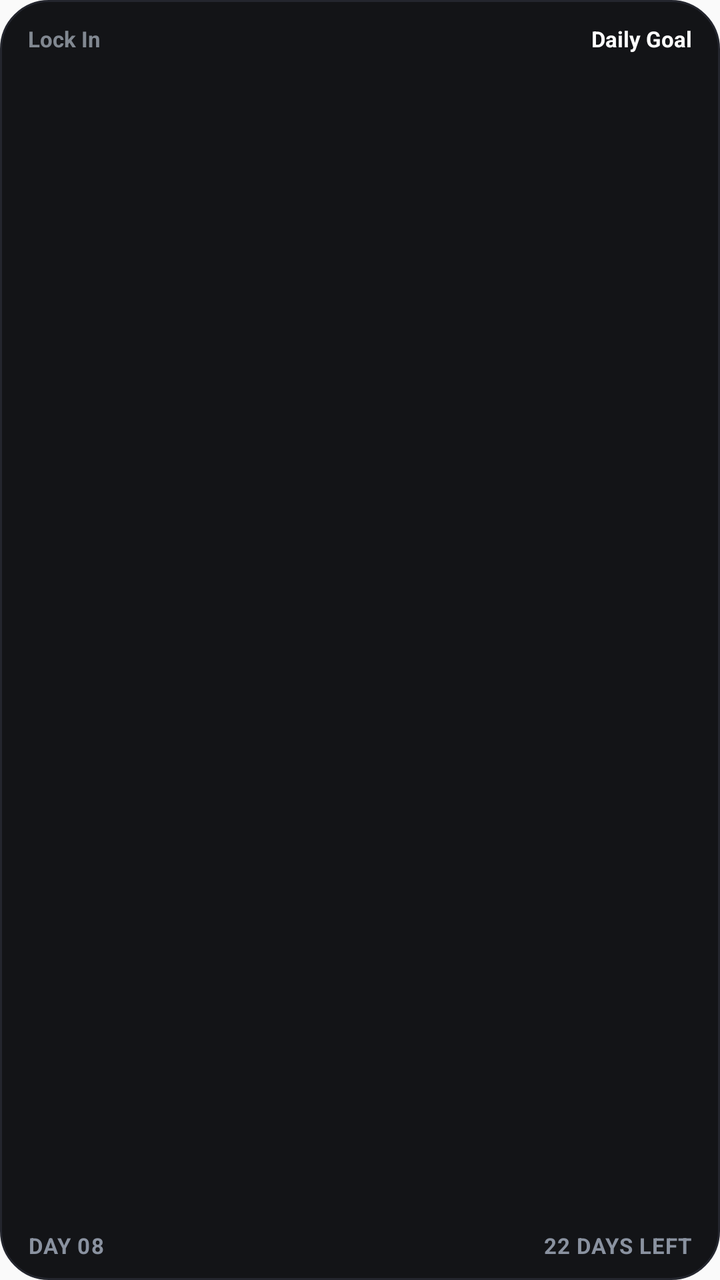
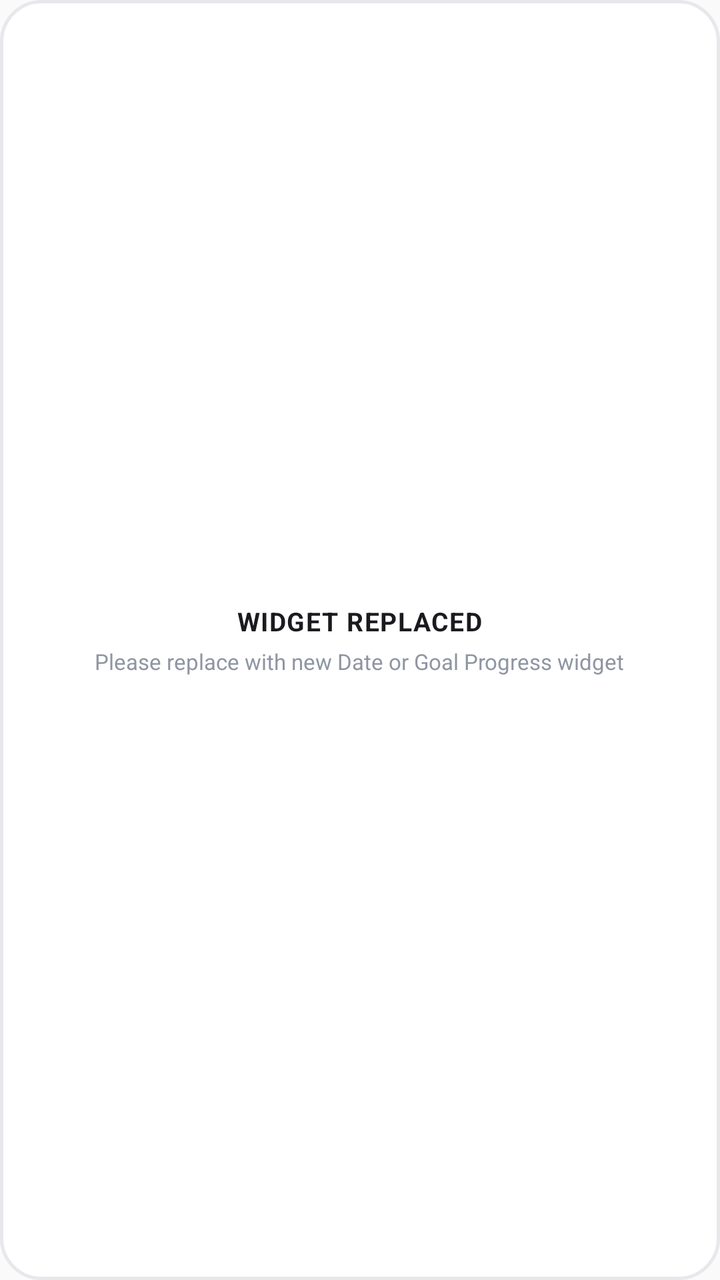

Compare the two renders of this Android layout. The source of the first and the diff that turns it into the second are given below.
<!-- AndroidManifest.xml: application theme Theme.PushScroll -->
<!-- res/layout/widget_daily_goal.xml -->
<?xml version="1.0" encoding="utf-8"?>
<LinearLayout xmlns:android="http://schemas.android.com/apk/res/android"
    android:id="@+id/widget_container"
    android:layout_width="match_parent"
    android:layout_height="match_parent"
    android:orientation="vertical"
    android:background="@drawable/bg_widget_daily_goal_dark"
    android:paddingTop="12dp"
    android:paddingLeft="14dp"
    android:paddingRight="14dp"
    android:paddingBottom="10dp">

    
    <LinearLayout
        android:id="@+id/widget_active_layout"
        android:layout_width="match_parent"
        android:layout_height="match_parent"
        android:orientation="vertical">

        
        <RelativeLayout
            android:layout_width="match_parent"
            android:layout_height="wrap_content"
            android:layout_marginBottom="1dp">

            <TextView
                android:layout_width="wrap_content"
                android:layout_height="wrap_content"
                android:layout_alignParentStart="true"
                android:layout_centerVertical="true"
                android:text="Lock In"
                android:textColor="#9EA5B0"
                android:textSize="11sp"
                android:textStyle="bold"
                android:alpha="0.8" />

            <TextView
                android:id="@+id/widget_goal_name"
                android:layout_width="wrap_content"
                android:layout_height="wrap_content"
                android:layout_alignParentEnd="true"
                android:layout_centerVertical="true"
                android:text="Daily Goal"
                android:textColor="#FFFFFF"
                android:textSize="11sp"
                android:textStyle="bold"
                android:maxLines="1"
                android:ellipsize="end" />
        </RelativeLayout>

        
        <ImageView
            android:id="@+id/widget_dot_grid"
            android:layout_width="match_parent"
            android:layout_height="0dp"
            android:layout_weight="1"
            android:scaleType="fitCenter"
            android:adjustViewBounds="true"
            android:contentDescription="@string/widget_daily_goal_name"
            android:layout_marginTop="1dp"
            android:layout_marginBottom="0dp" />

        
        <RelativeLayout
            android:layout_width="match_parent"
            android:layout_height="wrap_content">

            <TextView
                android:id="@+id/widget_day_text"
                android:layout_width="wrap_content"
                android:layout_height="wrap_content"
                android:layout_alignParentStart="true"
                android:layout_centerVertical="true"
                android:text="DAY 08"
                android:textColor="#8A92A0"
                android:textSize="11sp"
                android:textStyle="bold"
                android:letterSpacing="0.04" />

            <TextView
                android:id="@+id/widget_remaining_text"
                android:layout_width="wrap_content"
                android:layout_height="wrap_content"
                android:layout_alignParentEnd="true"
                android:layout_centerVertical="true"
                android:text="22 DAYS LEFT"
                android:textColor="#8A92A0"
                android:textSize="11sp"
                android:textStyle="bold"
                android:letterSpacing="0.03" />
        </RelativeLayout>
    </LinearLayout>

    
    <LinearLayout
        android:id="@+id/widget_empty_layout"
        android:layout_width="match_parent"
        android:layout_height="match_parent"
        android:orientation="vertical"
        android:gravity="center"
        android:padding="20dp"
        android:visibility="gone">

        <TextView
            android:id="@+id/widget_empty_text"
            android:layout_width="wrap_content"
            android:layout_height="wrap_content"
            android:text="SET A DAILY GOAL"
            android:textColor="#FFFFFF"
            android:textSize="15sp"
            android:textStyle="bold"
            android:letterSpacing="0.04" />

        <TextView
            android:id="@+id/widget_empty_subtext"
            android:layout_width="wrap_content"
            android:layout_height="wrap_content"
            android:text="Tap to choose your duration"
            android:textColor="#8A92A0"
            android:textSize="11sp"
            android:layout_marginTop="3dp" />
    </LinearLayout>
</LinearLayout>
<!-- resources referenced by this layout -->
<resources>
  <!-- drawable bg_widget_daily_goal_dark (drawable) -->
  <?xml version="1.0" encoding="utf-8"?>
  <shape xmlns:android="http://schemas.android.com/apk/res/android"
      android:shape="rectangle">
      <corners android:radius="24dp" />
      <solid android:color="#131417" />
      <stroke
          android:width="1dp"
          android:color="#24262E" />
  </shape>
  <string name="widget_daily_goal_name">Lock In™ Daily Goal</string>
  <style name="Theme.PushScroll" parent="android:Theme.Material.Light.NoActionBar" />
</resources>

<!-- the commit's change to res/layout/widget_daily_goal.xml (unified diff, before → after) -->
@@ -4,120 +4,25 @@
     android:layout_width="match_parent"
     android:layout_height="match_parent"
     android:orientation="vertical"
-    android:background="@drawable/bg_widget_daily_goal_dark"
-    android:paddingTop="12dp"
-    android:paddingLeft="14dp"
-    android:paddingRight="14dp"
-    android:paddingBottom="10dp">
+    android:background="@drawable/bg_widget_daily_goal_light"
+    android:gravity="center"
+    android:padding="16dp">
 
-    
-    <LinearLayout
-        android:id="@+id/widget_active_layout"
-        android:layout_width="match_parent"
-        android:layout_height="match_parent"
-        android:orientation="vertical">
+    <TextView
+        android:layout_width="wrap_content"
+        android:layout_height="wrap_content"
+        android:text="WIDGET REPLACED"
+        android:textColor="#1A1A1F"
+        android:textSize="13sp"
+        android:textStyle="bold"
+        android:letterSpacing="0.04" />
 
-        
-        <RelativeLayout
-            android:layout_width="match_parent"
-            android:layout_height="wrap_content"
-            android:layout_marginBottom="1dp">
-
-            <TextView
-                android:layout_width="wrap_content"
-                android:layout_height="wrap_content"
-                android:layout_alignParentStart="true"
-                android:layout_centerVertical="true"
-                android:text="Lock In"
-                android:textColor="#9EA5B0"
-                android:textSize="11sp"
-                android:textStyle="bold"
-                android:alpha="0.8" />
-
-            <TextView
-                android:id="@+id/widget_goal_name"
-                android:layout_width="wrap_content"
-                android:layout_height="wrap_content"
-                android:layout_alignParentEnd="true"
-                android:layout_centerVertical="true"
-                android:text="Daily Goal"
-                android:textColor="#FFFFFF"
-                android:textSize="11sp"
-                android:textStyle="bold"
-                android:maxLines="1"
-                android:ellipsize="end" />
-        </RelativeLayout>
-
-        
-        <ImageView
-            android:id="@+id/widget_dot_grid"
-            android:layout_width="match_parent"
-            android:layout_height="0dp"
-            android:layout_weight="1"
-            android:scaleType="fitCenter"
-            android:adjustViewBounds="true"
-            android:contentDescription="@string/widget_daily_goal_name"
-            android:layout_marginTop="1dp"
-            android:layout_marginBottom="0dp" />
-
-        
-        <RelativeLayout
-            android:layout_width="match_parent"
-            android:layout_height="wrap_content">
-
-            <TextView
-                android:id="@+id/widget_day_text"
-                android:layout_width="wrap_content"
-                android:layout_height="wrap_content"
-                android:layout_alignParentStart="true"
-                android:layout_centerVertical="true"
-                android:text="DAY 08"
-                android:textColor="#8A92A0"
-                android:textSize="11sp"
-                android:textStyle="bold"
-                android:letterSpacing="0.04" />
-
-            <TextView
-                android:id="@+id/widget_remaining_text"
-                android:layout_width="wrap_content"
-                android:layout_height="wrap_content"
-                android:layout_alignParentEnd="true"
-                android:layout_centerVertical="true"
-                android:text="22 DAYS LEFT"
-                android:textColor="#8A92A0"
-                android:textSize="11sp"
-                android:textStyle="bold"
-                android:letterSpacing="0.03" />
-        </RelativeLayout>
-    </LinearLayout>
-
-    
-    <LinearLayout
-        android:id="@+id/widget_empty_layout"
-        android:layout_width="match_parent"
-        android:layout_height="match_parent"
-        android:orientation="vertical"
+    <TextView
+        android:layout_width="wrap_content"
+        android:layout_height="wrap_content"
+        android:text="Please replace with new Date or Goal Progress widget"
+        android:textColor="#8E96A3"
+        android:textSize="11sp"
         android:gravity="center"
-        android:padding="20dp"
-        android:visibility="gone">
-
-        <TextView
-            android:id="@+id/widget_empty_text"
-            android:layout_width="wrap_content"
-            android:layout_height="wrap_content"
-            android:text="SET A DAILY GOAL"
-            android:textColor="#FFFFFF"
-            android:textSize="15sp"
-            android:textStyle="bold"
-            android:letterSpacing="0.04" />
-
-        <TextView
-            android:id="@+id/widget_empty_subtext"
-            android:layout_width="wrap_content"
-            android:layout_height="wrap_content"
-            android:text="Tap to choose your duration"
-            android:textColor="#8A92A0"
-            android:textSize="11sp"
-            android:layout_marginTop="3dp" />
-    </LinearLayout>
+        android:layout_marginTop="4dp" />
 </LinearLayout>
<!-- resource entries referenced after the edit -->
@@ -1,16 +1,15 @@
 <!-- resources referenced by this layout -->
 <resources>
-  <!-- drawable bg_widget_daily_goal_dark (drawable) -->
+  <!-- drawable bg_widget_daily_goal_light (drawable) -->
   <?xml version="1.0" encoding="utf-8"?>
   <shape xmlns:android="http://schemas.android.com/apk/res/android"
       android:shape="rectangle">
-      <corners android:radius="24dp" />
-      <solid android:color="#131417" />
+      <corners android:radius="20dp" />
+      <solid android:color="#FFFFFF" />
       <stroke
-          android:width="1dp"
-          android:color="#24262E" />
+          android:width="1.5dp"
+          android:color="#E8E8EC" />
   </shape>
-  <string name="widget_daily_goal_name">Lock In™ Daily Goal</string>
   <style name="Theme.PushScroll" parent="android:Theme.Material.Light.NoActionBar" />
 </resources>
 
